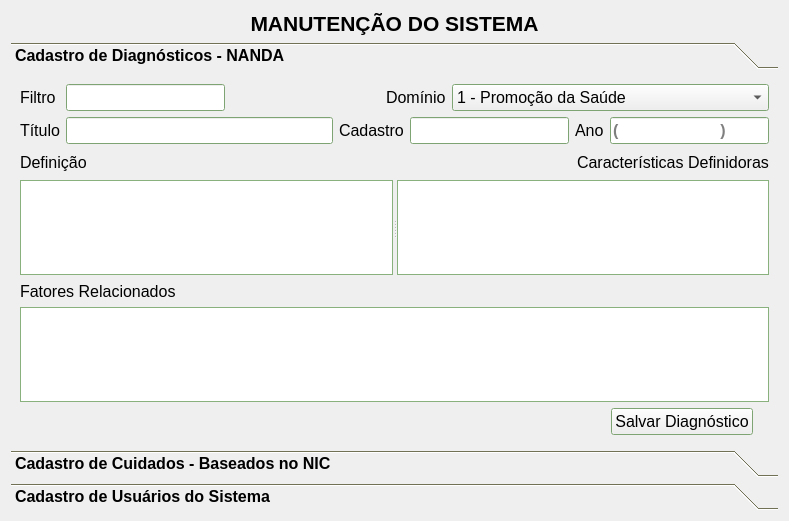
Qt form GUI/maintenance.ui (LCapanelli/RP3) before a commit.
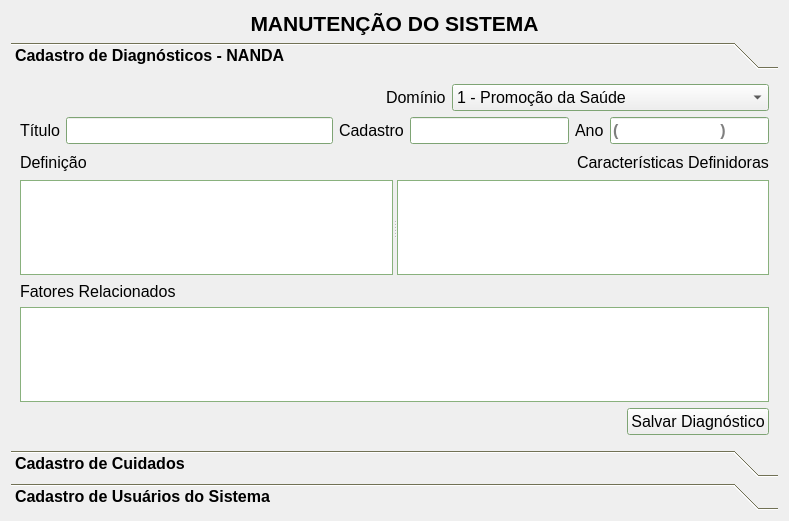
The same form after that commit. The open tabs and pages were chosen to show the change.

What changed in the file:
```diff
--- a/GUI/maintenance.ui
+++ b/GUI/maintenance.ui
@@ -144,8 +144,8 @@
        <rect>
         <x>0</x>
         <y>0</y>
-        <width>536</width>
-        <height>342</height>
+        <width>771</width>
+        <height>372</height>
        </rect>
       </property>
       <attribute name="label">
@@ -154,22 +154,6 @@
       <layout class="QGridLayout" name="gridLayout_2">
        <item row="0" column="0" colspan="2">
         <layout class="QHBoxLayout" name="horizontalLayout_134">
-         <item>
-          <widget class="QLabel" name="label">
-           <property name="font">
-            <font>
-             <weight>50</weight>
-             <bold>false</bold>
-            </font>
-           </property>
-           <property name="text">
-            <string>Filtro </string>
-           </property>
-          </widget>
-         </item>
-         <item>
-          <widget class="QLineEdit" name="le_FiltroCadDiag"/>
-         </item>
          <item>
           <spacer name="horizontalSpacer_13">
            <property name="orientation">
@@ -499,7 +483,7 @@
          </property>
         </widget>
        </item>
-       <item row="7" column="0">
+       <item row="7" column="0" colspan="2">
         <layout class="QHBoxLayout" name="horizontalLayout_136">
          <item>
           <spacer name="horizontalSpacer_8">
@@ -541,7 +525,7 @@
        </rect>
       </property>
       <attribute name="label">
-       <string>Cadastro de Cuidados - Baseados no NIC</string>
+       <string>Cadastro de Cuidados</string>
       </attribute>
       <layout class="QGridLayout" name="gridLayout_4">
        <item row="0" column="0">
```
Left out of the diff: 10 changed lines with no effect on the pictures.
